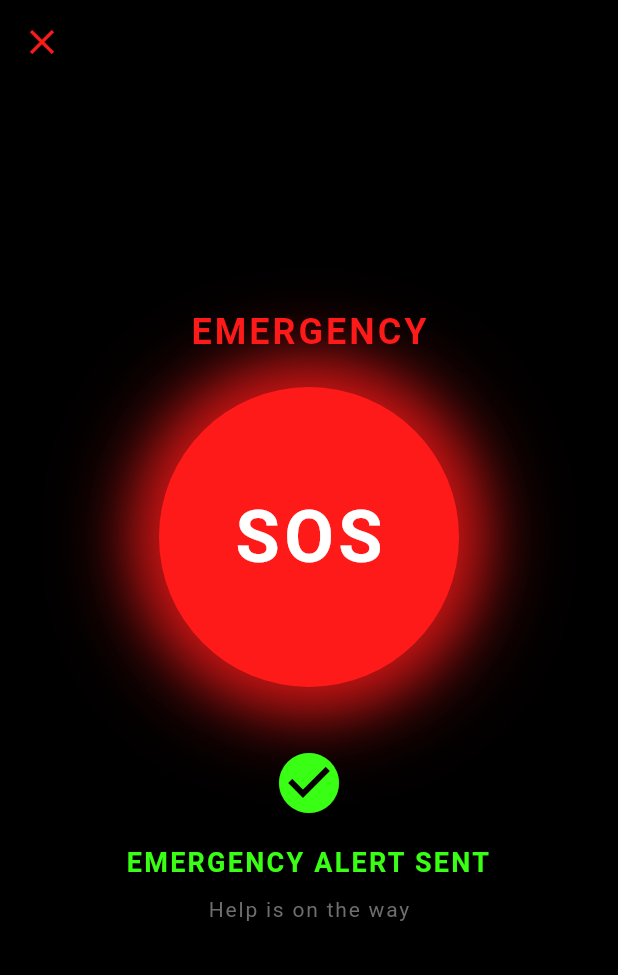
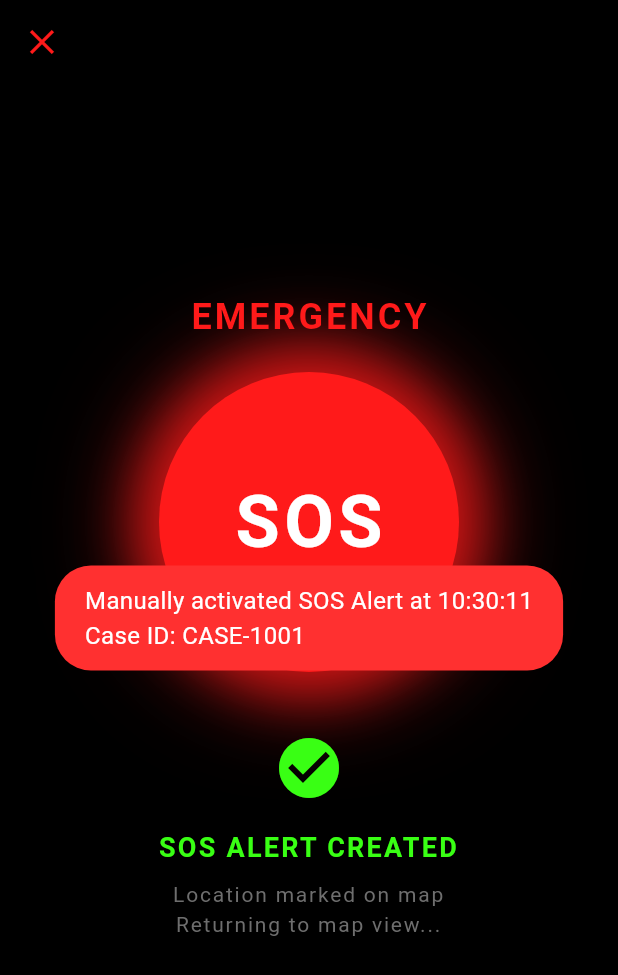
Before and after one commit to oatmeal2211/SafeSight, a Flutter app: the SOSFullscreenPage screen opened directly, after a tap on "SOS", on a phone screen of 412 x 824 dp. Shown: the top 975 px of the screen. Run offline on Flutter 3.47's test engine with Material 3 defaults, Android fonts, the light colour scheme and no system bars; our stand-ins replace flutter_dotenv, fluttertoast, geolocator, google_maps_flutter, image_picker, permission_handler and 3 more; missing offline and left inert: video_thumbnail; accounts and stored records are empty.

Commit message:
created sos button function and countdown is working

```diff
--- a/lib/models/report_models.dart
+++ b/lib/models/report_models.dart
@@ -4,7 +4,8 @@ import '../constants/app_theme.dart';
 enum ReportType {
   amber,
   witness,
-  quickPin
+  quickPin,
+  sos
 }
 
 class Report {
@@ -32,6 +33,8 @@ class Report {
         return AppColors.neonAmber;
       case ReportType.quickPin:
         return AppColors.neonGreen;
+      case ReportType.sos:
+        return AppColors.neonRed;
     }
   }
 
--- a/lib/pages/circle_page.dart
+++ b/lib/pages/circle_page.dart
@@ -437,6 +437,8 @@ class _CirclePageState extends State<CirclePage> {
           return Icons.push_pin;
         case ReportType.witness:
           return Icons.visibility;
+        case ReportType.sos:
+          return Icons.sos;
       }
     }
 
@@ -448,6 +450,8 @@ class _CirclePageState extends State<CirclePage> {
           return AppColors.neonAmber;
         case ReportType.quickPin:
           return AppColors.neonGreen;
+        case ReportType.sos:
+          return AppColors.neonRed;
       }
     }
 
@@ -459,6 +463,8 @@ class _CirclePageState extends State<CirclePage> {
           return 'Witness Report';
         case ReportType.quickPin:
           return 'Quick Pin';
+        case ReportType.sos:
+          return 'Emergency SOS';
       }
     }
 
--- a/lib/pages/map_page.dart
+++ b/lib/pages/map_page.dart
@@ -9,6 +9,7 @@ import '../services/case_service.dart';
 import '../constants/app_theme.dart';
 import '../widgets/media_preview.dart';
 import 'package:flutter/services.dart';
+import 'package:intl/intl.dart';
 
 class MapPage extends StatefulWidget {
   const MapPage({super.key});
@@ -64,6 +65,12 @@ class _MapPageState extends State<MapPage> {
               location['longitude'] as double,
             ),
             icon: BitmapDescriptor.defaultMarkerWithHue(_getMarkerHue(report.type)),
+            infoWindow: report.type == ReportType.sos
+              ? InfoWindow(
+                  title: '🚨 EMERGENCY SOS 🚨',
+                  snippet: 'Activated: ${DateFormat('HH:mm:ss').format(report.timestamp)}',
+                )
+              : InfoWindow.noText,
             onTap: () => _onMarkerTapped(report),
           );
         }).toSet();
@@ -128,6 +135,8 @@ class _MapPageState extends State<MapPage> {
         return BitmapDescriptor.hueOrange;
       case ReportType.quickPin:
         return BitmapDescriptor.hueGreen;
+      case ReportType.sos:
+        return BitmapDescriptor.hueRed; // Use red for SOS
     }
   }
 
@@ -416,6 +425,8 @@ class _ReportDetailWindowState extends State<_ReportDetailWindow> with SingleTic
         return AppColors.neonAmber;
       case ReportType.quickPin:
         return AppColors.neonGreen;
+      case ReportType.sos:
+        return AppColors.neonRed;
     }
   }
 
@@ -566,6 +577,8 @@ class _ReportDetailWindowState extends State<_ReportDetailWindow> with SingleTic
         return Icons.report_problem;
       case ReportType.quickPin:
         return Icons.location_on;
+      case ReportType.sos:
+        return Icons.sos;
     }
   }
 
@@ -577,6 +590,8 @@ class _ReportDetailWindowState extends State<_ReportDetailWindow> with SingleTic
         return 'SERIOUS INCIDENT';
       case ReportType.quickPin:
         return 'QUICK PIN';
+      case ReportType.sos:
+        return 'EMERGENCY SOS';
     }
   }
 }
--- a/lib/pages/sos_fullscreen.dart
+++ b/lib/pages/sos_fullscreen.dart
@@ -1,5 +1,9 @@
 import 'package:flutter/material.dart';
 import 'package:flutter/services.dart';
+import '../services/case_service.dart';
+import '../constants/app_theme.dart';
+import 'package:fluttertoast/fluttertoast.dart';
+import 'package:intl/intl.dart';
 
 class SOSFullscreenPage extends StatefulWidget {
   const SOSFullscreenPage({super.key});
@@ -24,7 +28,18 @@ class _SOSFullscreenPageState extends State<SOSFullscreenPage> {
         setState(() {
           _countdown--;
         });
+
+        // Add haptic feedback for urgency in last 3 seconds
+        if (_countdown <= 3 && _countdown > 0) {
+          HapticFeedback.mediumImpact();
+        }
+
+        if (_countdown == 0) {
+          // Auto-activate SOS when countdown reaches 0
+          _activateSOS(isAutoActivated: true);
+        } else {
           _startCountdown();
+        }
       }
     });
   }
@@ -66,17 +81,20 @@ class _SOSFullscreenPageState extends State<SOSFullscreenPage> {
             const SizedBox(height: 20),
             if (!_isActivated) ...[
               Text(
-                'Auto-activating in $_countdown seconds',
-                style: const TextStyle(
-                  color: Color(0xFF6E6E6E),
-                  fontSize: 16,
+                _countdown > 0
+                  ? 'Auto-activating in $_countdown seconds'
+                  : 'ACTIVATING EMERGENCY ALERT...',
+                style: TextStyle(
+                  color: _countdown <= 3 ? const Color(0xFFFF1A1A) : const Color(0xFF6E6E6E),
+                  fontSize: _countdown <= 3 ? 18 : 16,
+                  fontWeight: _countdown <= 3 ? FontWeight.bold : FontWeight.normal,
                   letterSpacing: 1.2,
                 ),
               ),
               const SizedBox(height: 40),
             ],
             GestureDetector(
-              onTap: _activateSOS,
+              onTap: () => _activateSOS(),
               child: Container(
                 width: 200,
                 height: 200,
@@ -85,19 +103,22 @@ class _SOSFullscreenPageState extends State<SOSFullscreenPage> {
                   color: const Color(0xFFFF1A1A),
                   boxShadow: [
                     BoxShadow(
-                      color: const Color(0xFFFF1A1A).withOpacity(0.6),
-                      blurRadius: 30,
-                      spreadRadius: 15,
+                      color: const Color(0xFFFF1A1A).withOpacity(_countdown <= 3 ? 0.8 : 0.6),
+                      blurRadius: _countdown <= 3 ? 40 : 30,
+                      spreadRadius: _countdown <= 3 ? 20 : 15,
                     ),
                     BoxShadow(
-                      color: const Color(0xFFFF1A1A).withOpacity(0.8),
-                      blurRadius: 60,
-                      spreadRadius: 5,
+                      color: const Color(0xFFFF1A1A).withOpacity(_countdown <= 3 ? 1.0 : 0.8),
+                      blurRadius: _countdown <= 3 ? 80 : 60,
+                      spreadRadius: _countdown <= 3 ? 10 : 5,
                     ),
                   ],
                 ),
-                child: const Center(
-                  child: Text(
+                child: Center(
+                  child: Column(
+                    mainAxisAlignment: MainAxisAlignment.center,
+                    children: [
+                      const Text(
                         'SOS',
                         style: TextStyle(
                           color: Colors.white,
@@ -105,6 +126,19 @@ class _SOSFullscreenPageState extends State<SOSFullscreenPage> {
                           fontWeight: FontWeight.bold,
                           letterSpacing: 3.0,
                         ),
+                      ),
+                      if (!_isActivated && _countdown <= 3 && _countdown > 0) ...[
+                        const SizedBox(height: 8),
+                        Text(
+                          '$_countdown',
+                          style: const TextStyle(
+                            color: Colors.white,
+                            fontSize: 32,
+                            fontWeight: FontWeight.bold,
+                          ),
+                        ),
+                      ],
+                    ],
                   ),
                 ),
               ),
@@ -118,7 +152,7 @@ class _SOSFullscreenPageState extends State<SOSFullscreenPage> {
               ),
               const SizedBox(height: 16),
               const Text(
-                'EMERGENCY ALERT SENT',
+                'SOS ALERT CREATED',
                 textAlign: TextAlign.center,
                 style: TextStyle(
                   color: Color(0xFF39FF14),
@@ -129,7 +163,8 @@ class _SOSFullscreenPageState extends State<SOSFullscreenPage> {
               ),
               const SizedBox(height: 8),
               const Text(
-                'Help is on the way',
+                'Location marked on map\nReturning to map view...',
+                textAlign: TextAlign.center,
                 style: TextStyle(
                   color: Color(0xFF6E6E6E),
                   fontSize: 14,
@@ -152,11 +187,11 @@ class _SOSFullscreenPageState extends State<SOSFullscreenPage> {
             if (!_isActivated)
               TextButton(
                 onPressed: () => Navigator.pop(context),
-                child: const Text(
-                  'CANCEL',
+                child: Text(
+                  _countdown <= 3 ? 'TAP TO CANCEL' : 'CANCEL',
                   style: TextStyle(
-                    color: Color(0xFF6E6E6E),
-                    fontSize: 16,
+                    color: _countdown <= 3 ? const Color(0xFFFF1A1A) : const Color(0xFF6E6E6E),
+                    fontSize: _countdown <= 3 ? 18 : 16,
                     fontWeight: FontWeight.bold,
                     letterSpacing: 1.5,
                   ),
@@ -168,25 +203,42 @@ class _SOSFullscreenPageState extends State<SOSFullscreenPage> {
     );
   }
 
-  void _activateSOS() {
+  void _activateSOS({bool isAutoActivated = false}) async {
     HapticFeedback.heavyImpact();
     setState(() {
       _isActivated = true;
     });
 
-    // Simulate sending emergency alert
+    try {
+      // Create SOS report with current location and time
+      final caseId = await CaseService.createSOSCase();
+      final now = DateTime.now();
+      final timeString = DateFormat('HH:mm:ss').format(now);
+
+      // Show success toast with details, different message for auto vs manual activation
+      final activationType = isAutoActivated ? "Auto-activated" : "Manually activated";
+      Fluttertoast.showToast(
+        msg: "$activationType SOS Alert at $timeString\nCase ID: $caseId",
+        toastLength: Toast.LENGTH_LONG,
+        gravity: ToastGravity.CENTER,
+        backgroundColor: AppColors.neonRed,
+        textColor: Colors.white,
+        fontSize: 16.0,
+      );
+
+      // Navigate back to map after a delay to show the SOS marker
       Future.delayed(const Duration(seconds: 3), () {
         if (mounted) {
-        ScaffoldMessenger.of(context).showSnackBar(
-          const SnackBar(
-            content: Text(
-              'Emergency contacts notified',
-              style: TextStyle(color: Colors.white),
-            ),
-            backgroundColor: Color(0xFF39FF14),
-          ),
+          Navigator.pop(context); // Go back to main app with map tab
+        }
+      });
+    } catch (e) {
+      // Show error if location/report creation fails
+      Fluttertoast.showToast(
+        msg: "Failed to create SOS alert: $e",
+        backgroundColor: AppColors.neonRed,
+        textColor: Colors.white,
       );
     }
-    });
   }
 }
--- a/lib/services/case_service.dart
+++ b/lib/services/case_service.dart
@@ -128,6 +128,25 @@ class CaseService {
     return caseId;
   }
 
+  static Future<String> createSOSCase() async {
+    await _initializeFromStorage();
+    final locationData = await LocationService.getLocationData();
+    final caseId = _generateCaseId();
+
+    final reportCase = ReportCase(
+      id: caseId,
+      type: ReportType.sos,
+      timestamp: DateTime.now(),
+      location: locationData,
+      note: 'Emergency SOS activated',
+      privacy: PrivacyMode.identified, // SOS should be identified for emergency response
+    );
+
+    _cases[caseId] = reportCase;
+    await _saveToStorage();
+    return caseId;
+  }
+
   static Future<ReportCase?> getCase(String caseId) async {
     await _initializeFromStorage();
     return _cases[caseId];
```
Lines whose indentation alone changed are shown as unchanged.
